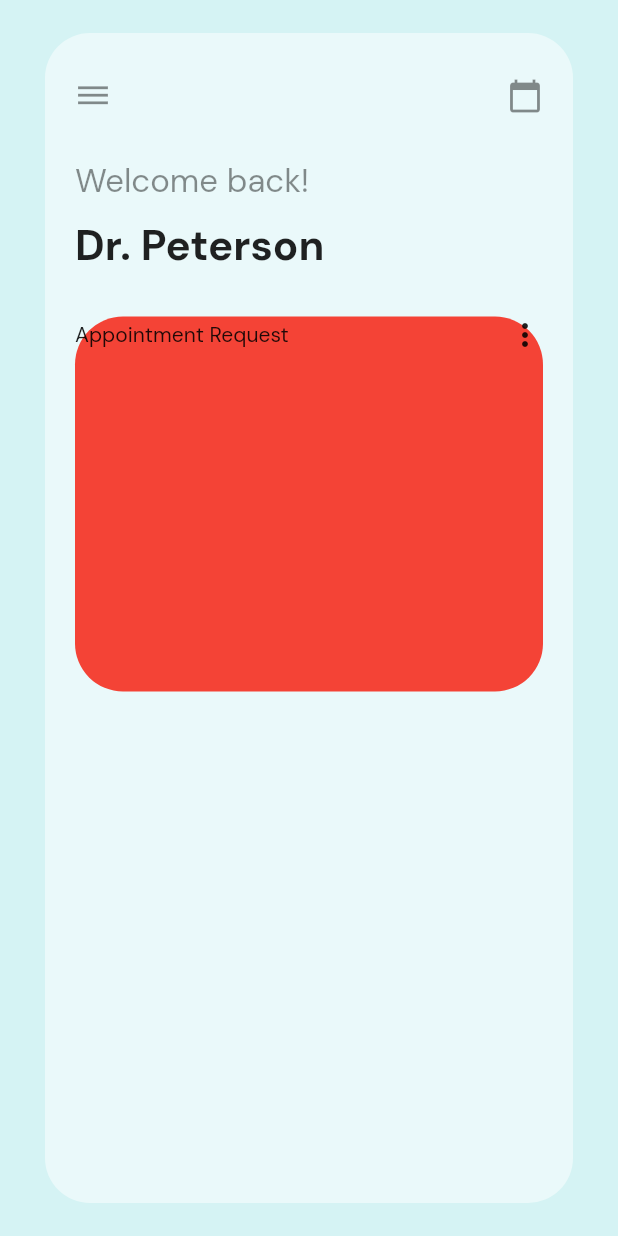
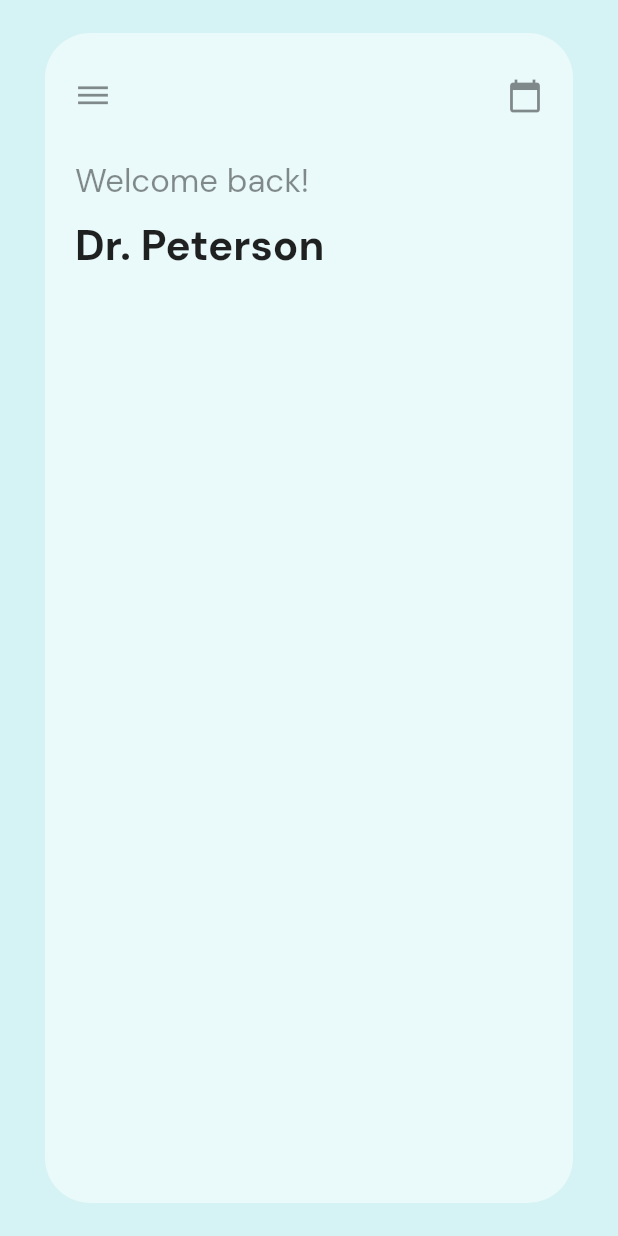
Before and after one commit to stark-ace-1891/tf08r_0024_reto_app_request, a Flutter app: the screen it shows after launch, on a phone screen of 412 x 824 dp. Run offline on Flutter 3.47's test engine with Material 2 defaults, Android fonts, the phone set to English and light mode, and no system bars; our stand-ins replace google_fonts.

Commit message:
Acabando titulo

```diff
--- a/lib/pages/home_page.dart
+++ b/lib/pages/home_page.dart
@@ -63,25 +63,6 @@ class HomePage extends StatelessWidget {
                     SizedBox(
                       height: 30,
                     ),
-                    Container(
-                      width: double.infinity,
-                      height: 250,
-                      decoration: BoxDecoration(
-                        color: Colors.red,
-                        borderRadius: BorderRadius.circular(32),
-                      ),
-                      child: Column(
-                        children: [
-                          Row(
-                            mainAxisAlignment: MainAxisAlignment.spaceBetween,
-                            children: [
-                              Text("Appointment Request"),
-                              Icon(Icons.more_vert_outlined),
-                            ],
-                          ),
-                        ],
-                      ),
-                    ),
                   ],
                 ),
               ),
```
